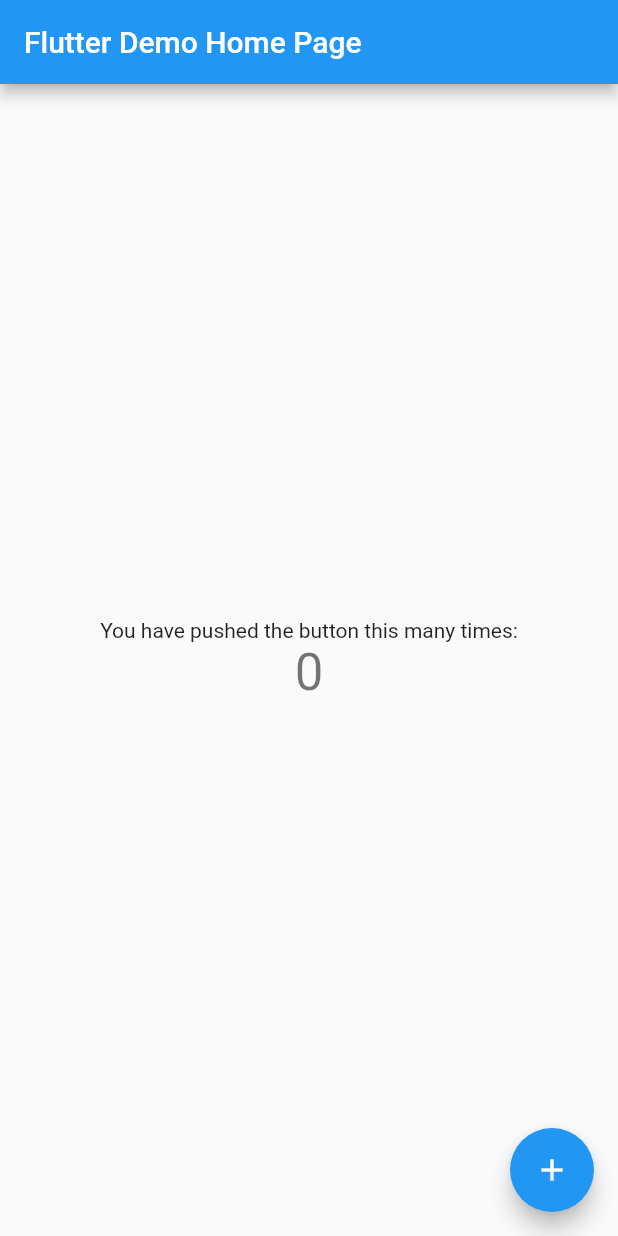
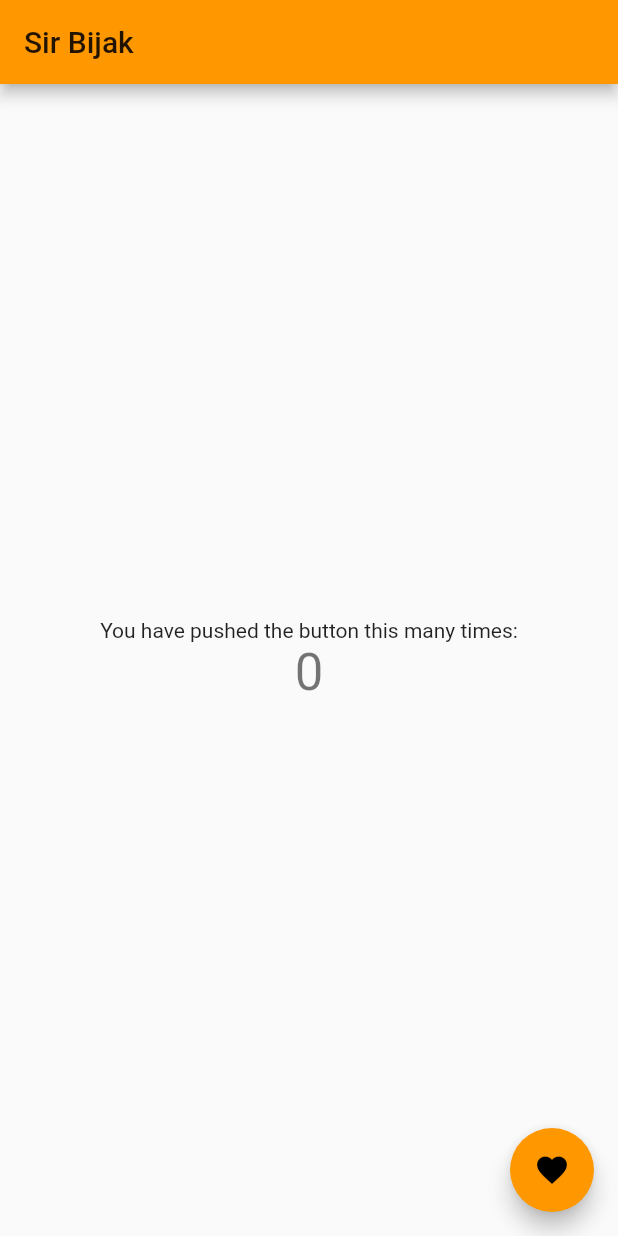
Before and after one commit to addff/sir, a Flutter app: the screen it shows after launch, on a phone screen of 412 x 824 dp. Run offline on Flutter 3.47's test engine with Material 2 defaults, Android fonts, the phone set to English and light mode, and no system bars.

Commit message:
Lab 2 completed

```diff
--- a/newfirstapp/lib/main.dart
+++ b/newfirstapp/lib/main.dart
@@ -18,9 +18,9 @@ class MyApp extends StatelessWidget {
         // or simply save your changes to "hot reload" in a Flutter IDE).
         // Notice that the counter didn't reset back to zero; the application
         // is not restarted.
-        primarySwatch: Colors.blue,
+        primarySwatch: Colors.orange,
       ),
-      home: MyHomePage(title: 'Flutter Demo Home Page'),
+      home: MyHomePage(title: 'Sir Bijak'),
     );
   }
 }
@@ -53,7 +53,7 @@ class _MyHomePageState extends State<MyHomePage> {
       // so that the display can reflect the updated values. If we changed
       // _counter without calling setState(), then the build method would not be
       // called again, and so nothing would appear to happen.
-      _counter++;
+      _counter = _counter + 2;
     });
   }
 
@@ -104,7 +104,7 @@ class _MyHomePageState extends State<MyHomePage> {
       floatingActionButton: FloatingActionButton(
         onPressed: _incrementCounter,
         tooltip: 'Increment',
-        child: Icon(Icons.add),
+        child: Icon(Icons.favorite),
       ), // This trailing comma makes auto-formatting nicer for build methods.
     );
   }
```
Also changed, not shown: 1 other file.
